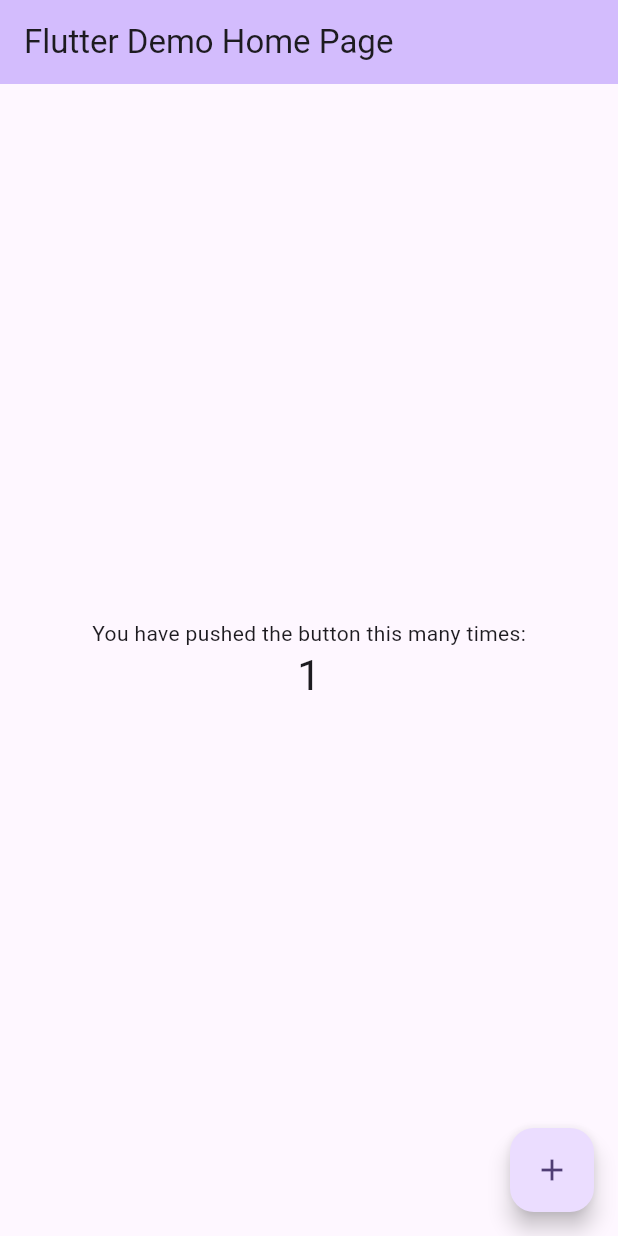
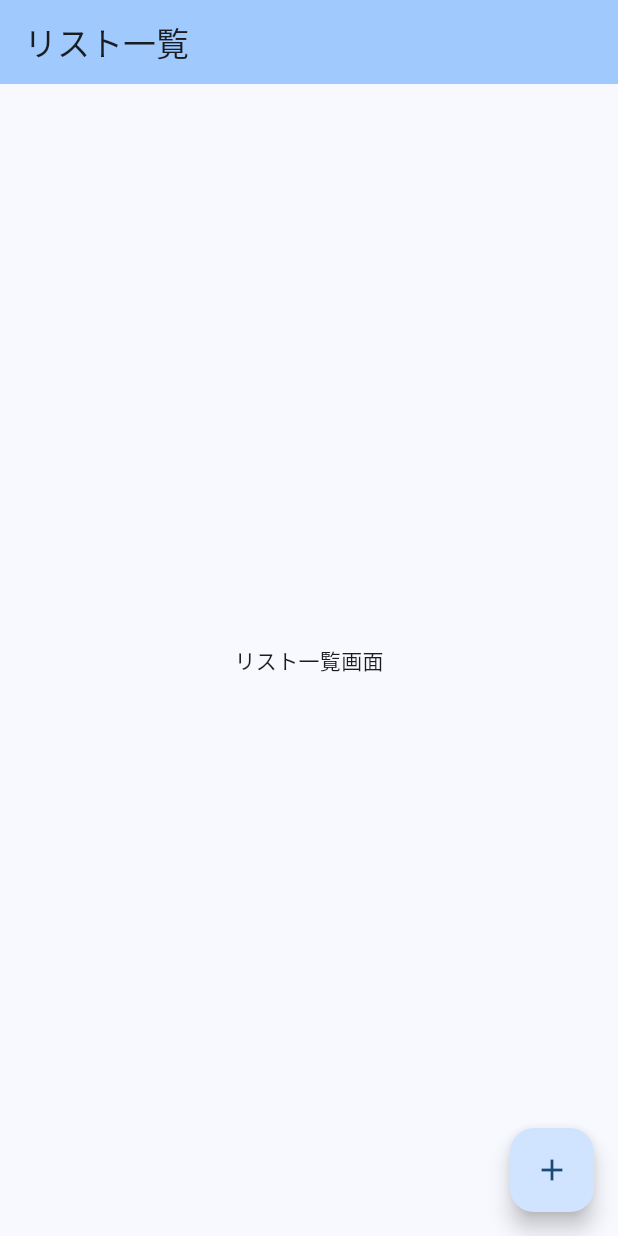
Before and after one commit to KH1118/flutter_training, a Flutter app: the screen it shows after launch, after a tap on the "add" icon, on a phone screen of 412 x 824 dp. Run offline on Flutter 3.47's test engine with Material 3 defaults, Android fonts, the phone set to English and light mode, and no system bars.

Commit message:
リスト一覧画面を作成

```diff
--- /dev/null
+++ b/lib/list_page.dart
@@ -0,0 +1,23 @@
+import 'package:flutter/material.dart';
+
+class ListPage extends StatelessWidget {
+  const ListPage({super.key});
+
+  @override
+  Widget build(BuildContext context) {
+    return Scaffold(
+      appBar: AppBar(
+        backgroundColor: Theme.of(context).colorScheme.inversePrimary,
+        title: const Text('リスト一覧'),
+      ),
+      body: const Center(
+        child: Text("リスト一覧画面"),
+      ),
+      floatingActionButton: FloatingActionButton(
+        onPressed: () {},
+        tooltip: 'Add item',
+        child: const Icon(Icons.add),
+      ),
+    );
+  }
+}
--- a/lib/main.dart
+++ b/lib/main.dart
@@ -1,4 +1,5 @@
 import 'package:flutter/material.dart';
+import 'list_page.dart';
 
 void main() {
   runApp(const MyApp());
@@ -10,59 +11,12 @@ class MyApp extends StatelessWidget {
   @override
   Widget build(BuildContext context) {
     return MaterialApp(
-      title: 'Flutter Demo',
+      title: 'Todo App',
       theme: ThemeData(
-        colorScheme: ColorScheme.fromSeed(seedColor: Colors.deepPurple),
+        colorScheme: ColorScheme.fromSeed(seedColor: Colors.blue),
         useMaterial3: true,
       ),
-      home: const MyHomePage(title: 'Flutter Demo Home Page'),
+      home: const ListPage(),
     );
   }
 }
-
-class MyHomePage extends StatefulWidget {
-  const MyHomePage({super.key, required this.title});
-  final String title;
-
-  @override
-  State<MyHomePage> createState() => _MyHomePageState();
-}
-
-class _MyHomePageState extends State<MyHomePage> {
-  int _counter = 0;
-
-  void _incrementCounter() {
-    setState(() {
-      _counter++;
-    });
-  }
-
-  @override
-  Widget build(BuildContext context) {
-    return Scaffold(
-      appBar: AppBar(
-        backgroundColor: Theme.of(context).colorScheme.inversePrimary,
-        title: Text(widget.title),
-      ),
-      body: Center(
-        child: Column(
-          mainAxisAlignment: MainAxisAlignment.center,
-          children: <Widget>[
-            const Text(
-              'You have pushed the button this many times:',
-            ),
-            Text(
-              '$_counter',
-              style: Theme.of(context).textTheme.headlineMedium,
-            ),
-          ],
-        ),
-      ),
-      floatingActionButton: FloatingActionButton(
-        onPressed: _incrementCounter,
-        tooltip: 'Increment',
-        child: const Icon(Icons.add),
-      ),
-    );
-  }
-}
```
